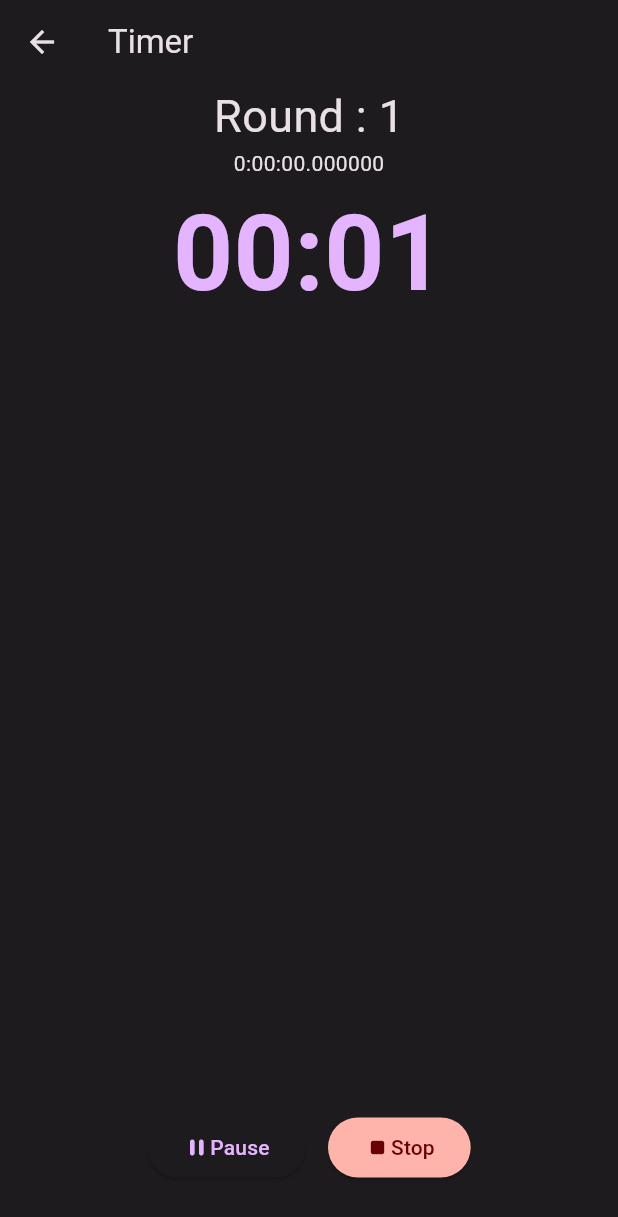
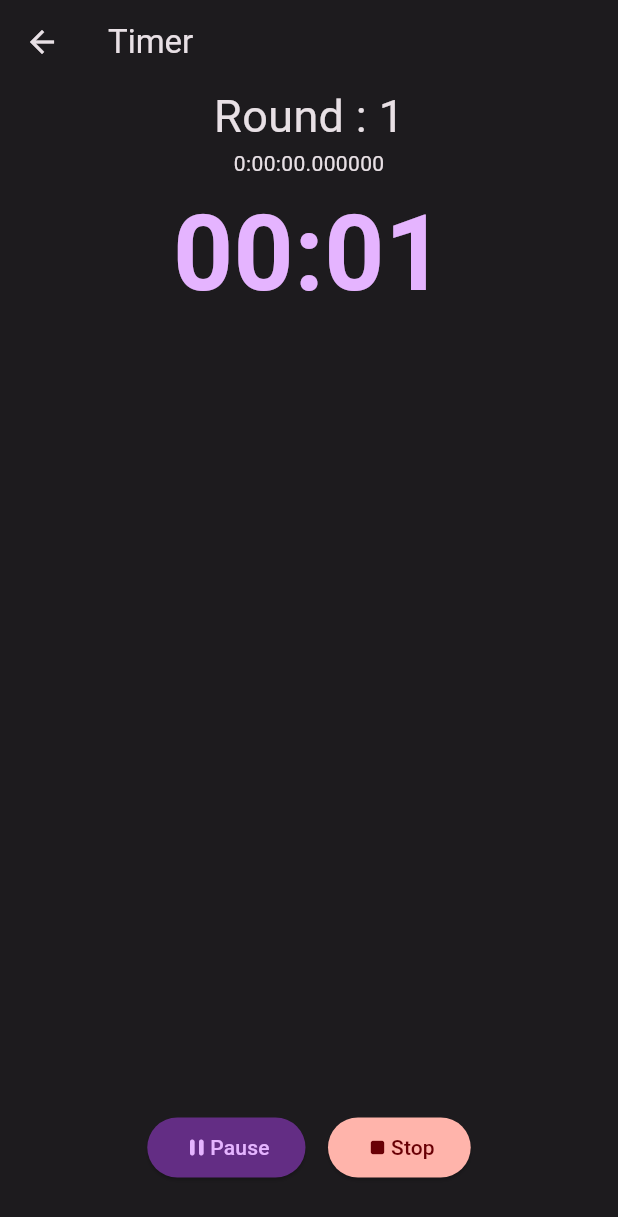
Before and after one commit to syafiqadibafham/interval_timer, a Flutter app: the screen it shows after launch, after a tap on "Start Training", on a phone screen of 412 x 824 dp. Shown: the top 1217 px of the screen. Run offline on Flutter 3.47's test engine with Material 2 defaults, Android fonts, the phone set to English and light mode, and no system bars; our stand-ins replace bloc, equatable, flutter_bloc, numberpicker, slide_countdown, wakelock; missing offline and left inert: flutter_touch_spin.

```diff
--- a/lib/model/training_model.dart
+++ b/lib/model/training_model.dart
@@ -63,6 +63,14 @@ class Workout {
     _onStateChange();
   }
 
+  /// Stop the workout
+  stop() {
+    _timer?.cancel();
+    _step = WorkoutState.finished;
+    _timeLeft = Duration(seconds: 0);
+    _onStateChange();
+  }
+
   /// Stops the timer without triggering the state change callback.
   dispose() {
     _timer?.cancel();
@@ -92,12 +100,10 @@ class Workout {
       if (set == _config.interval) {
         _finish();
       } else {
-        _startBreak();
+        _startRest();
       }
-    } else if (_step == WorkoutState.resting) {
-      _startRest();
     } else if (_step == WorkoutState.starting ||
-        _step == WorkoutState.breaking) {
+        _step == WorkoutState.resting) {
       _startSet();
     }
   }
@@ -110,16 +116,6 @@ class Workout {
     }
     _timeLeft = _config.breakDuration;
     //_playSound(_settings.startRest);
-  }
-
-  _startBreak() {
-    _step = WorkoutState.breaking;
-    if (_config.breakDuration.inSeconds == 0) {
-      _nextStep();
-      return;
-    }
-    _timeLeft = _config.breakDuration;
-    //_playSound(_settings.startBreak);
   }
 
   _startSet() {
--- a/lib/timer_page.dart
+++ b/lib/timer_page.dart
@@ -97,7 +97,7 @@ class _timerPageState extends State<timerPage> {
   }
 
   _stop() {
-    _workout.dispose();
+    _workout.stop();
     Wakelock.disable();
   }
 
@@ -198,16 +198,26 @@ class _timerPageState extends State<timerPage> {
       crossAxisAlignment: CrossAxisAlignment.center,
       children: [
         ElevatedButton(
-          style: ButtonStyle(),
+          style: ElevatedButton.styleFrom(
+              primary: _workout.isActive
+                  ? Theme.of(context).colorScheme.primaryContainer
+                  : Theme.of(context).colorScheme.onPrimaryContainer),
           onPressed: _workout.isActive ? _pause : _start,
           child: Row(
             children: [
               _workout.isActive
-                  ? Icon(Icons.pause_rounded)
-                  : Icon(Icons.play_arrow_rounded),
+                  ? Icon(
+                      Icons.pause_rounded,
+                      color: Theme.of(context).colorScheme.primary,
+                    )
+                  : Icon(Icons.play_arrow_rounded,
+                      color: Theme.of(context).colorScheme.onPrimary),
               Text(
                 _workout.isActive ? "Pause" : "Resume",
-                style: TextStyle(color: Theme.of(context).colorScheme.primary),
+                style: TextStyle(
+                    color: _workout.isActive
+                        ? Theme.of(context).colorScheme.primary
+                        : Theme.of(context).colorScheme.onPrimary),
               ),
             ],
           ),
```
